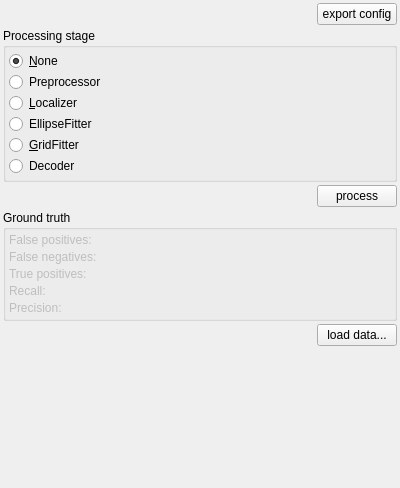
First picture: the form in ToolWidget.ui, repository BioroboticsLab/biotracker_beesbook, before the edit.
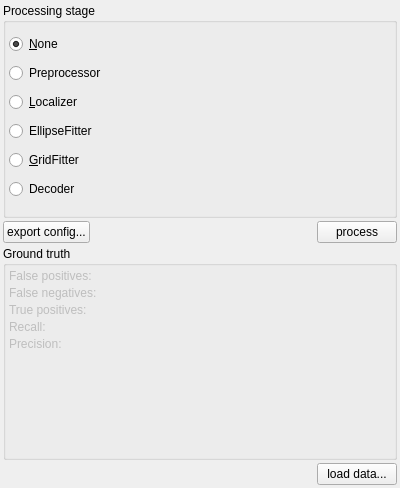
Second picture: the form after the edit.

Commit message: param and tool widget cleanup

The edit to the form file:
```diff
--- a/ToolWidget.ui
+++ b/ToolWidget.ui
@@ -10,6 +10,12 @@
     <height>488</height>
    </rect>
   </property>
+  <property name="sizePolicy">
+   <sizepolicy hsizetype="Preferred" vsizetype="Minimum">
+    <horstretch>0</horstretch>
+    <verstretch>0</verstretch>
+   </sizepolicy>
+  </property>
   <property name="windowTitle">
    <string>Form</string>
   </property>
@@ -29,30 +35,6 @@
    <property name="bottomMargin">
     <number>3</number>
    </property>
-   <item>
-    <layout class="QHBoxLayout" name="horizontalLayout_2">
-     <item>
-      <spacer name="horizontalSpacer_3">
-       <property name="orientation">
-        <enum>Qt::Horizontal</enum>
-       </property>
-       <property name="sizeHint" stdset="0">
-        <size>
-         <width>40</width>
-         <height>20</height>
-        </size>
-       </property>
-      </spacer>
-     </item>
-     <item>
-      <widget class="QPushButton" name="save_config">
-       <property name="text">
-        <string>export config</string>
-       </property>
-      </widget>
-     </item>
-    </layout>
-   </item>
    <item>
     <widget class="QGroupBox" name="groupBox">
      <property name="title">
@@ -127,6 +109,13 @@
      <property name="spacing">
       <number>3</number>
      </property>
+     <item>
+      <widget class="QPushButton" name="save_config">
+       <property name="text">
+        <string>export config...</string>
+       </property>
+      </widget>
+     </item>
      <item>
       <spacer name="horizontalSpacer">
        <property name="orientation">
@@ -306,19 +295,6 @@
      </item>
     </layout>
    </item>
-   <item>
-    <spacer name="verticalSpacer">
-     <property name="orientation">
-      <enum>Qt::Vertical</enum>
-     </property>
-     <property name="sizeHint" stdset="0">
-      <size>
-       <width>20</width>
-       <height>40</height>
-      </size>
-     </property>
-    </spacer>
-   </item>
   </layout>
  </widget>
  <resources/>
```
The commit also changes 5 other files.
